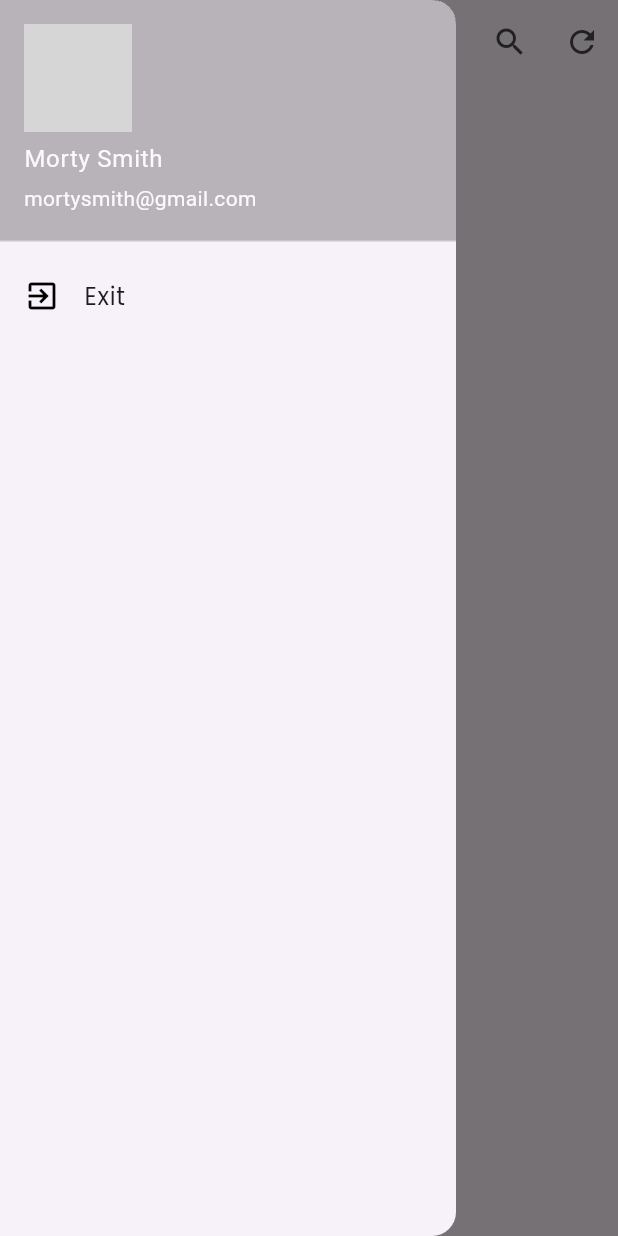
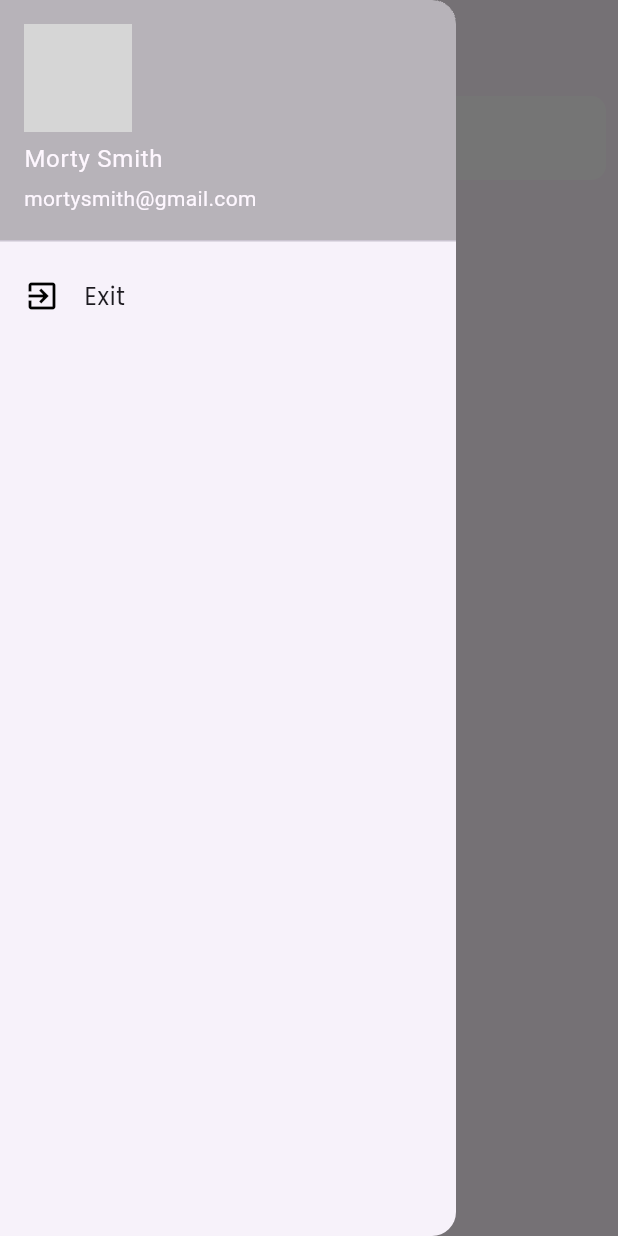
Before and after one commit to anjumArnab/The-Rick-and-Morty-API, a Flutter app: the screen it shows after launch, with the side drawer open, on a phone screen of 412 x 824 dp. Run offline on Flutter 3.47's test engine with Material 3 defaults, Android fonts, the phone set to English and light mode, and no system bars; our stand-ins replace google_fonts; network calls fail; grey boxes are pictures that could not be loaded.

Commit message:
search UI changed

```diff
--- a/lib/screens/homepage.dart
+++ b/lib/screens/homepage.dart
@@ -16,10 +16,10 @@ class _HomePageState extends State<HomePage> {
   TextEditingController searchController = TextEditingController();
 
   late ApiService apiService;
-  List<Character> characters = []; // Added list to store characters
-  bool isLoading = false; // Track loading state
-  String? nextPageUrl; // Store next page URL
-  final ScrollController _scrollController = ScrollController(); // Added scroll controller
+  List<Character> characters = [];
+  bool isLoading = false;
+  String? nextPageUrl;
+  final ScrollController _scrollController = ScrollController();
 
   @override
   void initState() {
@@ -27,7 +27,6 @@ class _HomePageState extends State<HomePage> {
     apiService = ApiService();
     fetchInitialCharacters();
 
-    // Listener for scroll events
     _scrollController.addListener(() {
       if (_scrollController.position.pixels == _scrollController.position.maxScrollExtent) {
         fetchMoreCharacters();
@@ -37,7 +36,7 @@ class _HomePageState extends State<HomePage> {
 
   @override
   void dispose() {
-    _scrollController.dispose(); // Dispose scroll controller
+    _scrollController.dispose();
     super.dispose();
   }
 
@@ -78,54 +77,47 @@ class _HomePageState extends State<HomePage> {
         onExit: () {},
       ),
       appBar: AppBar(
-        title: isSearching
-            ? TextField(
+        title: const Text('The Rick And Morty')
+      ),
+      body: Column(
+        children: [
+          Padding(
+            padding: const EdgeInsets.all(8.0),
+            child: TextField(
               controller: searchController,
-                autofocus: true,
-                decoration: const InputDecoration(
-                  hintText: 'Search by Character, Episode or Location...',
-                  hintStyle: TextStyle(color: Colors.black),
+              decoration: InputDecoration(
+                prefixIcon: Icon(Icons.search, color: Colors.grey[600]),
+                hintText: 'Search Character',
+                filled: true,
+                fillColor: Colors.white,
+                border: OutlineInputBorder(
+                  borderRadius: BorderRadius.circular(10),
+                  borderSide: BorderSide.none,
+                ),
               ),
               onChanged: (_) {},
-              )
-            : const Text('The Rick And Morty'),
-        actions: [
-          isSearching
-              ? IconButton(
-                  icon: const Icon(Icons.cancel),
-                  onPressed: () {
-                    setState(() => isSearching = false);
-                  },
-                )
-              : IconButton(
-                  icon: const Icon(Icons.search),
-                  onPressed: () {
-                    setState(() => isSearching = true);
-                  },
             ),
-          IconButton(
-            onPressed: fetchInitialCharacters,
-            icon: const Icon(Icons.refresh),
           ),
-        ],
-      ),
-      body: Padding(
+          Expanded(
+            child: Padding(
               padding: const EdgeInsets.all(8.0),
               child: GridView.builder(
-          controller: _scrollController, // Added scroll controller
+                controller: _scrollController,
                 gridDelegate: const SliverGridDelegateWithFixedCrossAxisCount(
                   crossAxisCount: 2,
-            crossAxisSpacing: 8.0,
-            mainAxisSpacing: 8.0,
-            childAspectRatio: 0.7,
+                  crossAxisSpacing: 5.0,
+                  mainAxisSpacing: 5.0,
+                  childAspectRatio: 1.4,
                 ),
-          itemCount: characters.length + (isLoading ? 1 : 0), // Added loading indicator item
+                itemCount: characters.length + (isLoading ? 1 : 0),
                 itemBuilder: (context, index) {
                   if (index == characters.length) {
-              return const Center(child: CircularProgressIndicator()); // Show loader at end
+                    return const Center(child: CircularProgressIndicator());
                   }
                   final character = characters[index];
-            return CharacterCard(
+                  return Transform.scale(
+                    scale: 1.0,
+                    child: CharacterCard(
                       imageUrl: character.image,
                       name: character.name,
                       status: character.status,
@@ -133,10 +125,14 @@ class _HomePageState extends State<HomePage> {
                       lastKnownLocation: character.location.name,
                       firstSeen: character.origin.name,
                       locationUrl: character.origin.url,
+                    ),
                   );
                 },
               ),
             ),
+          ),
+        ],
+      ),
     );
   }
 }
```
Lines whose indentation alone changed are shown as unchanged.
